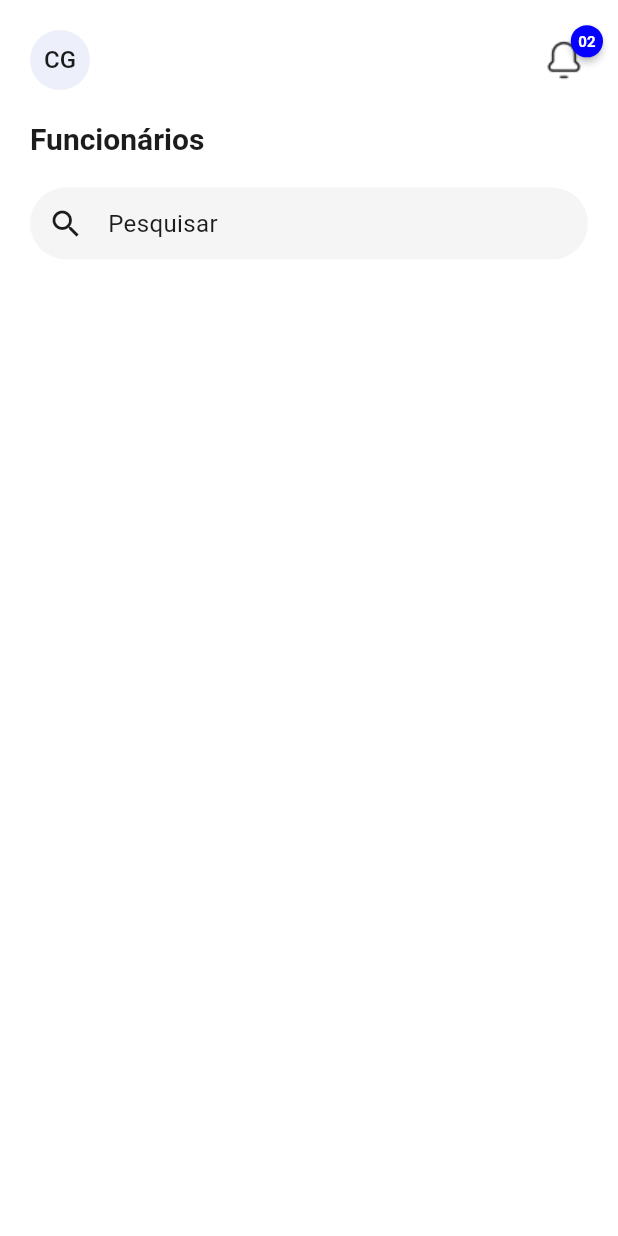
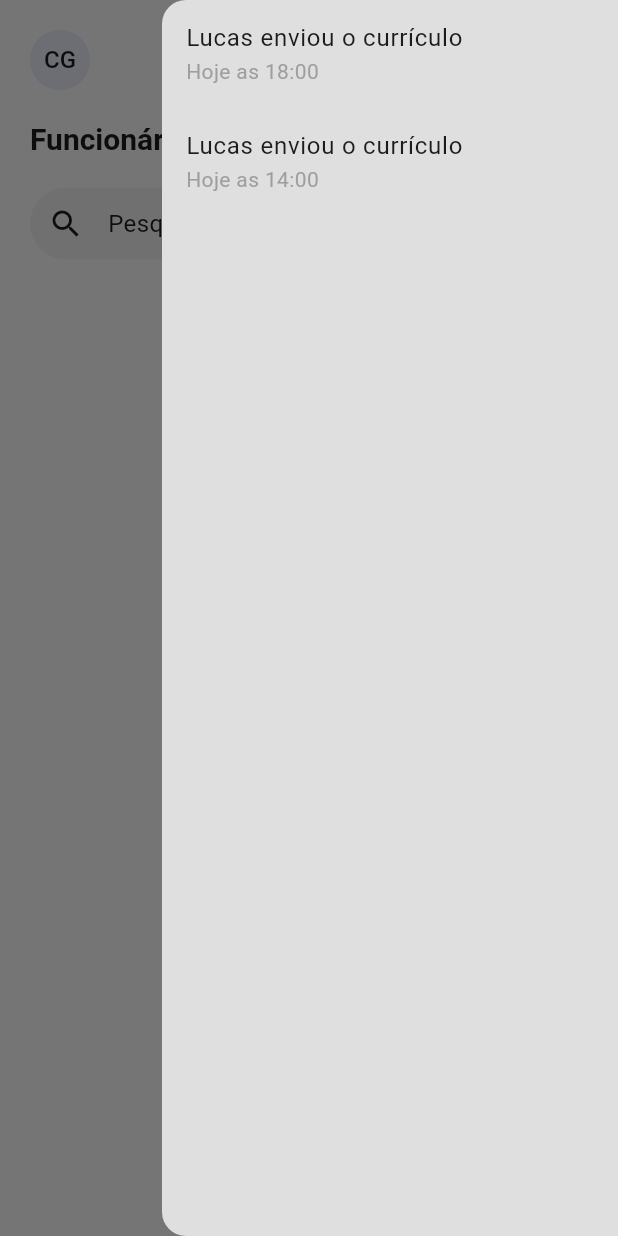
Before and after one commit to lucas3g/desafio_mobile_betalent, a Flutter app: the screen it shows after launch, with the side drawer open (before the commit the screen has no drawer), on a phone screen of 412 x 824 dp. Run offline on Flutter 3.47's test engine with Material 3 defaults, Android fonts, the phone set to English and light mode, and no system bars; drawn by our look-alikes of badges; our stand-ins replace dio, flutter_bloc, get_it, google_fonts, injectable, lottie; network calls fail; Roboto replaces fonts that are missing (Arimo).

Commit message:
feat: enddrawer

```diff
--- a/lib/app/modules/employees/presenter/employees_page.dart
+++ b/lib/app/modules/employees/presenter/employees_page.dart
@@ -6,6 +6,7 @@ import 'package:desafio_mobile_betalent/app/modules/employees/presenter/controll
 import 'package:desafio_mobile_betalent/app/modules/employees/presenter/controller/bloc/employee_states.dart';
 import 'package:desafio_mobile_betalent/app/modules/employees/presenter/widgets/body_employee_widget.dart';
 import 'package:desafio_mobile_betalent/app/modules/employees/presenter/widgets/header_employee_widget.dart';
+import 'package:desafio_mobile_betalent/app/modules/employees/presenter/widgets/notification_drawer_widget.dart';
 import 'package:desafio_mobile_betalent/app/shared/components/app_snackbar.dart';
 import 'package:desafio_mobile_betalent/app/shared/components/spacer_height_widget.dart';
 import 'package:desafio_mobile_betalent/app/shared/domain/entities/app_theme_constants.dart';
@@ -61,6 +62,7 @@ class _EmployeesPageState extends State<EmployeesPage> {
   @override
   Widget build(BuildContext context) {
     return Scaffold(
+      endDrawer: const NotificationDrawerWidget(),
       body: SafeArea(
         child: Padding(
           padding: const EdgeInsets.all(AppThemeConstants.padding),
--- a/lib/app/modules/employees/presenter/widgets/header_employee_widget.dart
+++ b/lib/app/modules/employees/presenter/widgets/header_employee_widget.dart
@@ -16,7 +16,12 @@ class HeaderEmployeeWidget extends StatelessWidget {
           radius: 20,
           child: Text('CG'),
         ),
-        badges.Badge(
+        Ink(
+          child: InkWell(
+            onTap: () {
+              Scaffold.of(context).openEndDrawer();
+            },
+            child: badges.Badge(
               badgeContent: Text(
                 '02',
                 style: context.textTheme.titleLarge?.copyWith(
@@ -32,6 +37,8 @@ class HeaderEmployeeWidget extends StatelessWidget {
                 AppAssets.iconNotification,
               ),
             ),
+          ),
+        ),
       ],
     );
   }
--- /dev/null
+++ b/lib/app/modules/employees/presenter/widgets/notification_drawer_widget.dart
@@ -0,0 +1,29 @@
+import 'package:flutter/material.dart';
+
+class NotificationDrawerWidget extends StatelessWidget {
+  const NotificationDrawerWidget({super.key});
+
+  @override
+  Widget build(BuildContext context) {
+    return Drawer(
+      child: ListView(
+        children: [
+          ListTile(
+            title: const Text('Lucas enviou o currículo'),
+            subtitle: const Text('Hoje as 18:00'),
+            onTap: () {
+              Navigator.pop(context);
+            },
+          ),
+          ListTile(
+            title: const Text('Lucas enviou o currículo'),
+            subtitle: const Text('Hoje as 14:00'),
+            onTap: () {
+              Navigator.pop(context);
+            },
+          ),
+        ],
+      ),
+    );
+  }
+}
```
Lines whose indentation alone changed are shown as unchanged.
